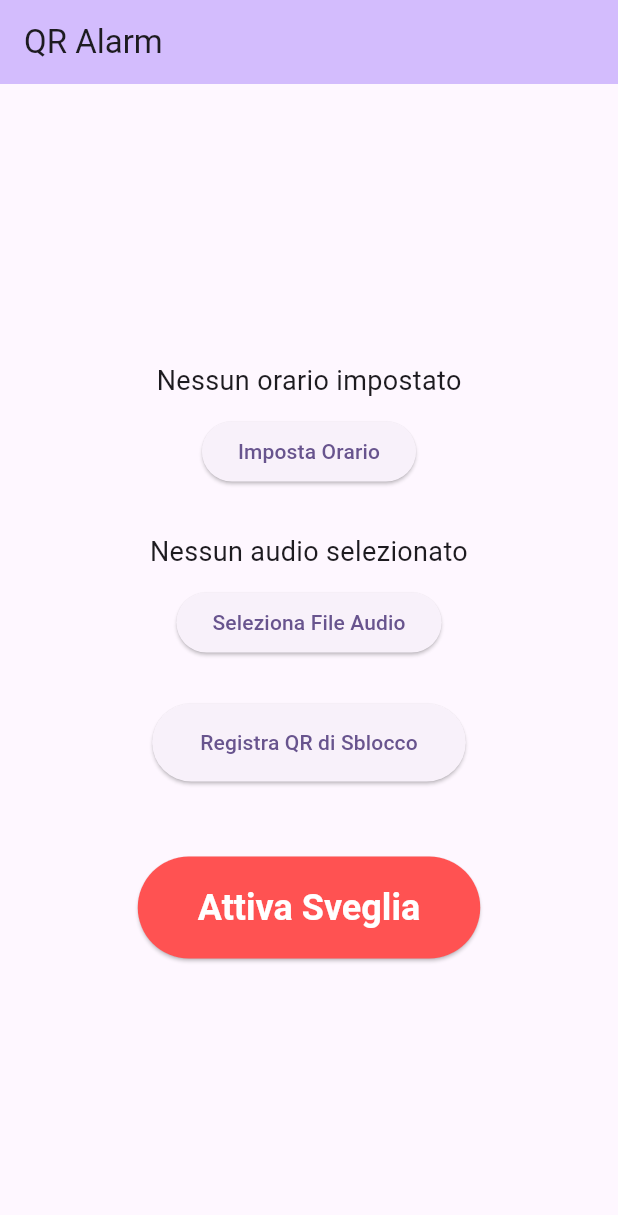
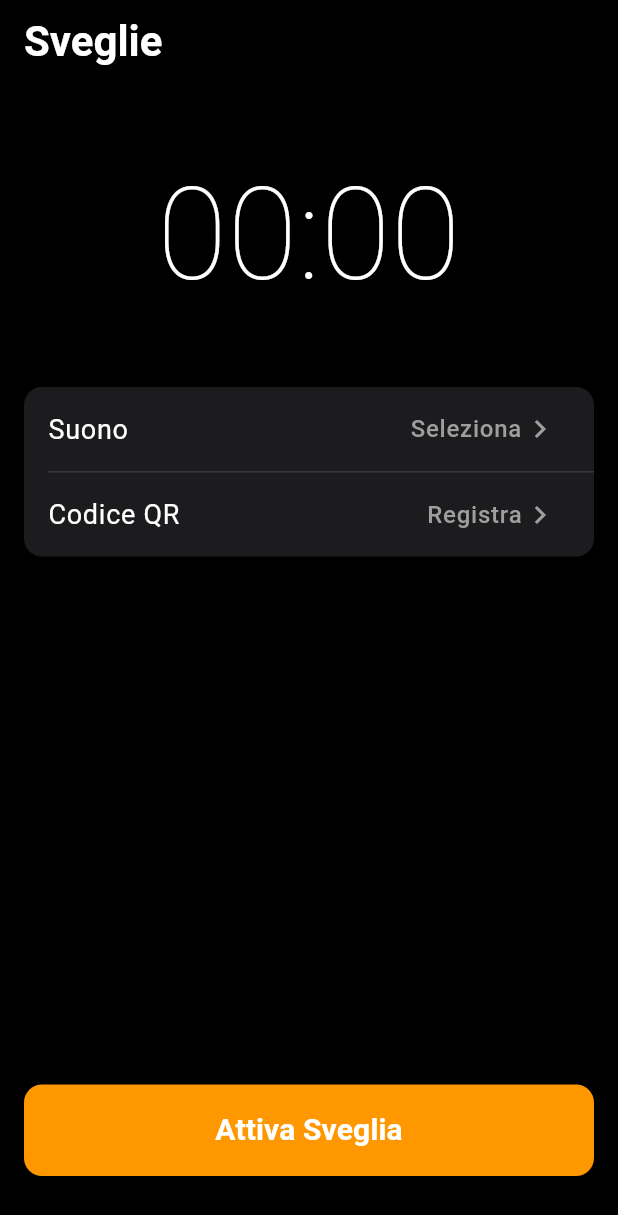
Before and after one commit to lucadomenico1/qr_alarm., a Flutter app: the screen it shows after launch, on a phone screen of 412 x 824 dp. Shown: the top 1215 px of the screen. Run offline on Flutter 3.47's test engine with Material 3 defaults, Android fonts, the phone set to English and light mode, and no system bars; our stand-ins replace file_picker, isar, permission_handler; missing offline and left inert: alarm, mobile_scanner; accounts and stored records are empty; generated files the repository leaves out were written again.

Commit message:
Add final polished UI, App Icon, and Release APK

```diff
--- a/lib/main.dart
+++ b/lib/main.dart
@@ -65,8 +65,20 @@ class _MyAppState extends State<MyApp> {
     return MaterialApp(
       navigatorKey: navigatorKey,
       title: 'QR Alarm',
-      theme: ThemeData(
-        colorScheme: ColorScheme.fromSeed(seedColor: Colors.deepPurple),
+      debugShowCheckedModeBanner: false,
+      themeMode: ThemeMode.dark,
+      darkTheme: ThemeData.dark().copyWith(
+        scaffoldBackgroundColor: Colors.black,
+        colorScheme: const ColorScheme.dark(
+          primary: Colors.orange,
+          secondary: Colors.orangeAccent,
+          surface: Color(0xFF1C1C1E),
+        ),
+        appBarTheme: const AppBarTheme(
+          backgroundColor: Colors.black,
+          foregroundColor: Colors.white,
+          elevation: 0,
+        ),
         useMaterial3: true,
       ),
       home: const HomeScreen(),
--- a/lib/screens/home_screen.dart
+++ b/lib/screens/home_screen.dart
@@ -1,4 +1,5 @@
 import 'package:flutter/material.dart';
+import 'package:flutter/cupertino.dart';
 import 'package:file_picker/file_picker.dart';
 import 'package:alarm/alarm.dart' as alarm;
 import 'qr_setup_screen.dart';
@@ -15,6 +16,7 @@ class HomeScreen extends StatefulWidget {
 class _HomeScreenState extends State<HomeScreen> {
   DateTime? _selectedTime;
   String? _audioUri;
+  bool _isQrConfigured = false;
 
   @override
   void initState() {
@@ -28,26 +30,65 @@ class _HomeScreenState extends State<HomeScreen> {
       setState(() {
         _selectedTime = settings.orario;
         _audioUri = settings.audioUri;
+        _isQrConfigured = settings.secretQrCodeString != null && settings.secretQrCodeString!.isNotEmpty;
       });
     }
   }
 
   Future<void> _pickTime() async {
-    final TimeOfDay? time = await showTimePicker(
+    DateTime tempTime = _selectedTime ?? DateTime.now();
+    showModalBottomSheet(
       context: context,
-      initialTime: _selectedTime != null
-          ? TimeOfDay.fromDateTime(_selectedTime!)
-          : TimeOfDay.now(),
-    );
-
-    if (time != null) {
+      backgroundColor: const Color(0xFF1C1C1E),
+      shape: const RoundedRectangleBorder(
+        borderRadius: BorderRadius.vertical(top: Radius.circular(20)),
+      ),
+      builder: (BuildContext builder) {
+        return SizedBox(
+          height: 300,
+          child: Column(
+            children: [
+              Row(
+                mainAxisAlignment: MainAxisAlignment.spaceBetween,
+                children: [
+                  CupertinoButton(
+                    child: const Text('Annulla', style: TextStyle(color: Colors.orange)),
+                    onPressed: () => Navigator.of(context).pop(),
+                  ),
+                  CupertinoButton(
+                    child: const Text('Fine', style: TextStyle(color: Colors.orange, fontWeight: FontWeight.bold)),
+                    onPressed: () async {
+                      Navigator.of(context).pop();
                       final now = DateTime.now();
-      final selectedDateTime = DateTime(now.year, now.month, now.day, time.hour, time.minute);
+                      final selectedDateTime = DateTime(now.year, now.month, now.day, tempTime.hour, tempTime.minute);
                       await DatabaseService.saveTime(selectedDateTime);
                       setState(() {
                         _selectedTime = selectedDateTime;
                       });
-    }
+                    },
+                  ),
+                ],
+              ),
+              Expanded(
+                child: CupertinoTheme(
+                  data: const CupertinoThemeData(
+                    brightness: Brightness.dark,
+                  ),
+                  child: CupertinoDatePicker(
+                    mode: CupertinoDatePickerMode.time,
+                    initialDateTime: tempTime,
+                    use24hFormat: true,
+                    onDateTimeChanged: (DateTime newDateTime) {
+                      tempTime = newDateTime;
+                    },
+                  ),
+                ),
+              ),
+            ],
+          ),
+        );
+      },
+    );
   }
 
   Future<void> _pickAudio() async {
@@ -121,75 +162,121 @@ class _HomeScreenState extends State<HomeScreen> {
 
     if (!mounted) return;
     ScaffoldMessenger.of(context).showSnackBar(
-      SnackBar(content: Text('Sveglia impostata per le ${alarmTime.hour.toString().padLeft(2, '0')}:${alarmTime.minute.toString().padLeft(2, '0')}')),
+      SnackBar(
+        content: Text('Sveglia impostata per le ${alarmTime.hour.toString().padLeft(2, '0')}:${alarmTime.minute.toString().padLeft(2, '0')}'),
+        backgroundColor: Colors.green.shade800,
+        behavior: SnackBarBehavior.floating,
+        shape: RoundedRectangleBorder(borderRadius: BorderRadius.circular(10)),
+      ),
     );
   }
 
   @override
   Widget build(BuildContext context) {
     return Scaffold(
+      backgroundColor: Colors.black,
       appBar: AppBar(
-        title: const Text('QR Alarm'),
-        backgroundColor: Theme.of(context).colorScheme.inversePrimary,
+        title: const Text(
+          'Sveglie',
+          style: TextStyle(fontSize: 28, fontWeight: FontWeight.bold),
         ),
-      body: Center(
-        child: SingleChildScrollView(
+        backgroundColor: Colors.black,
+        elevation: 0,
+        centerTitle: false,
+      ),
+      body: Padding(
+        padding: const EdgeInsets.symmetric(horizontal: 16.0),
         child: Column(
-            mainAxisAlignment: MainAxisAlignment.center,
+          crossAxisAlignment: CrossAxisAlignment.start,
+          children: [
+            const SizedBox(height: 40),
+            Center(
+              child: GestureDetector(
+                onTap: _pickTime,
+                child: Text(
+                  _selectedTime != null
+                    ? '${_selectedTime!.hour.toString().padLeft(2, '0')}:${_selectedTime!.minute.toString().padLeft(2, '0')}'
+                    : '00:00',
+                  style: const TextStyle(
+                    fontSize: 85,
+                    fontWeight: FontWeight.w200,
+                    color: Colors.white,
+                  ),
+                ),
+              ),
+            ),
+            const SizedBox(height: 40),
+            Container(
+              decoration: BoxDecoration(
+                color: const Color(0xFF1C1C1E),
+                borderRadius: BorderRadius.circular(12),
+              ),
+              child: Column(
+                children: [
+                  ListTile(
+                    title: const Text('Suono', style: TextStyle(color: Colors.white, fontSize: 18)),
+                    trailing: Row(
+                      mainAxisSize: MainAxisSize.min,
+                      children: [
+                        SizedBox(
+                          width: 150,
+                          child: Text(
+                            _audioUri != null ? _audioUri!.split('/').last : 'Seleziona',
+                            style: const TextStyle(color: Colors.grey, fontSize: 16),
+                            textAlign: TextAlign.right,
+                            overflow: TextOverflow.ellipsis,
+                          ),
+                        ),
+                        const Icon(Icons.chevron_right, color: Colors.grey),
+                      ],
+                    ),
+                    onTap: _pickAudio,
+                  ),
+                  const Divider(color: Color(0xFF38383A), height: 1, indent: 16),
+                  ListTile(
+                    title: const Text('Codice QR', style: TextStyle(color: Colors.white, fontSize: 18)),
+                    trailing: Row(
+                      mainAxisSize: MainAxisSize.min,
                       children: [
                         Text(
-                _selectedTime != null
-                  ? 'Orario: ${_selectedTime!.hour.toString().padLeft(2, '0')}:${_selectedTime!.minute.toString().padLeft(2, '0')}'
-                  : 'Nessun orario impostato',
-                style: const TextStyle(fontSize: 18),
+                          _isQrConfigured ? 'Configurato' : 'Registra',
+                          style: const TextStyle(color: Colors.grey, fontSize: 16),
                         ),
-              const SizedBox(height: 10),
-              ElevatedButton(
-                onPressed: _pickTime,
-                child: const Text('Imposta Orario'),
+                        const Icon(Icons.chevron_right, color: Colors.grey),
+                      ],
                     ),
-              const SizedBox(height: 30),
-              Padding(
-                padding: const EdgeInsets.symmetric(horizontal: 24.0),
-                child: Text(
-                  _audioUri != null
-                    ? 'Audio: ${_audioUri!.split('/').last}'
-                    : 'Nessun audio selezionato',
-                  style: const TextStyle(fontSize: 18),
-                  textAlign: TextAlign.center,
-                ),
-              ),
-              const SizedBox(height: 10),
-              ElevatedButton(
-                onPressed: _pickAudio,
-                child: const Text('Seleziona File Audio'),
-              ),
-              const SizedBox(height: 30),
-              ElevatedButton(
-                onPressed: () {
-                  Navigator.push(
+                    onTap: () async {
+                      await Navigator.push(
                         context,
                         MaterialPageRoute(builder: (context) => const QrSetupScreen()),
                       );
+                      _loadSettings(); // Reload to check if QR was set
                     },
-                style: ElevatedButton.styleFrom(
-                  padding: const EdgeInsets.symmetric(horizontal: 32, vertical: 16),
-                ),
-                child: const Text('Registra QR di Sblocco'),
-              ),
-              const SizedBox(height: 50),
-              ElevatedButton(
-                onPressed: _attivaSveglia,
-                style: ElevatedButton.styleFrom(
-                  backgroundColor: Colors.redAccent,
-                  foregroundColor: Colors.white,
-                  padding: const EdgeInsets.symmetric(horizontal: 40, vertical: 20),
-                  textStyle: const TextStyle(fontSize: 24, fontWeight: FontWeight.bold),
-                ),
-                child: const Text('Attiva Sveglia'),
                   ),
                 ],
               ),
+            ),
+            const Spacer(),
+            SizedBox(
+              width: double.infinity,
+              child: ElevatedButton(
+                onPressed: _attivaSveglia,
+                style: ElevatedButton.styleFrom(
+                  backgroundColor: Colors.orange,
+                  foregroundColor: Colors.white,
+                  padding: const EdgeInsets.symmetric(vertical: 16),
+                  shape: RoundedRectangleBorder(
+                    borderRadius: BorderRadius.circular(12),
+                  ),
+                ),
+                child: const Text(
+                  'Attiva Sveglia',
+                  style: TextStyle(fontSize: 20, fontWeight: FontWeight.bold),
+                ),
+              ),
+            ),
+            const SizedBox(height: 40),
+          ],
         ),
       ),
     );
```
Also changed, not shown: lib/screens/qr_setup_screen.dart (+30 -5 lines), pubspec.yaml (+7 -0 lines), assets/icon.jpg (added), pubspec.lock, 30 other files. Lines whose indentation alone changed are shown as unchanged.
